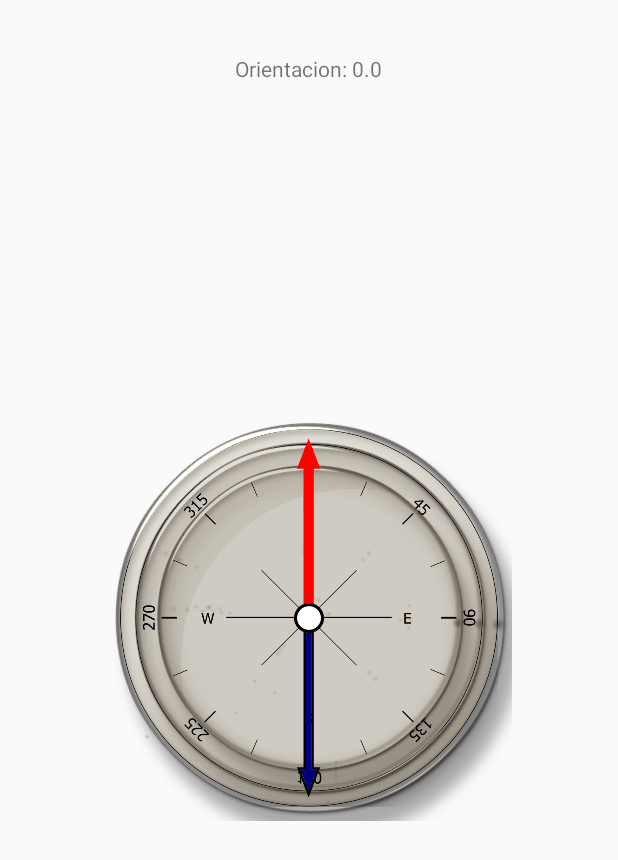
After one commit to SergioPadilla/NPI-Android, an Android app: the AppThree screen opened directly, with no data from a screen before it, on a phone screen of 412 x 824 dp. The commit adds this screen. Shown: the top 860 px of the screen. Run offline under Robolectric (Android 15) with nearby library versions, the phone set to English and light mode, and no system bars.

Commit message:
add compass app

```diff
--- a/apps/app/src/main/AndroidManifest.xml
+++ b/apps/app/src/main/AndroidManifest.xml
@@ -5,6 +5,7 @@
 
     <uses-permission android:name="android.permission.ACCESS_FINE_LOCATION" />
     <uses-permission android:name="android.permission.ACCESS_COARSE_LOCATION" />
+
     <uses-permission android:name="android.permission.INTERNET" />
 
     <application
@@ -38,6 +39,10 @@
         <activity
             android:name=".AppTwo.AppTwo"
             android:label="@string/title_activity_app_two"></activity>
+
+        <activity
+            android:name=".AppThree.AppThree"
+            android:label="Brujula"></activity>
     </application>
 
 </manifest>
--- a/apps/app/src/main/java/com/piser/apps/ActivitySelector.java
+++ b/apps/app/src/main/java/com/piser/apps/ActivitySelector.java
@@ -8,10 +8,11 @@ import android.widget.FrameLayout;
 
 import com.piser.apps.AppOne.AppOne;
 import com.piser.apps.AppTwo.AppTwo;
+import com.piser.apps.AppThree.AppThree;
 
 public class ActivitySelector extends AppCompatActivity {
 
-    private FrameLayout app_one, app_two;
+    private FrameLayout app_one, app_two, app_three;
 
     @Override
     protected void onCreate(Bundle savedInstanceState) {
@@ -20,9 +21,12 @@ public class ActivitySelector extends AppCompatActivity {
 
         app_one = (FrameLayout) findViewById(R.id.app_one);
         app_two = (FrameLayout) findViewById(R.id.app_two);
+        app_three = (FrameLayout) findViewById(R.id.app_three);
 
         app_one.setOnClickListener(appOneListener(AppOne.class));
         app_two.setOnClickListener(appOneListener(AppTwo.class));
+        app_three.setOnClickListener(appOneListener(AppThree.class));
+
     }
 
     private void initActivity(Class activity) {
--- /dev/null
+++ b/apps/app/src/main/java/com/piser/apps/AppThree/AppThree.java
@@ -0,0 +1,54 @@
+package com.piser.apps.AppThree;
+import android.support.v7.app.ActionBarActivity;
+import android.os.Bundle;
+import android.widget.ImageView;
+import android.util.Log;
+import android.widget.TextView;
+
+import com.piser.apps.R;
+
+
+public class AppThree extends ActionBarActivity {
+
+    private static final String TAG = "CompassActivity";
+
+    private Compass compass;
+
+    @Override
+    protected void onCreate(Bundle savedInstanceState) {
+        super.onCreate(savedInstanceState);
+        setContentView(R.layout.activity_app_three);
+
+        compass = new Compass(this);
+        compass.arrowView = (ImageView) findViewById(R.id.main_image_hands);
+        compass.tOrientacion = (TextView) findViewById(R.id.tOrientacion);
+    }
+
+    @Override
+    protected void onStart() {
+        super.onStart();
+        Log.d(TAG, "start compass");
+        compass.start();
+    }
+
+    @Override
+    protected void onStop() {
+        super.onStop();
+        Log.d(TAG, "stop compass");
+        compass.stop();
+    }
+    @Override
+    protected void onPause() {
+        super.onPause();
+        compass.stop();
+    }
+
+    @Override
+    protected void onResume() {
+        super.onResume();
+        compass.start();
+    }
+
+
+
+}
--- /dev/null
+++ b/apps/app/src/main/java/com/piser/apps/AppThree/Compass.java
@@ -0,0 +1,113 @@
+package com.piser.apps.AppThree;
+
+import android.content.Context;
+import android.hardware.Sensor;
+import android.hardware.SensorEvent;
+import android.hardware.SensorEventListener;
+import android.hardware.SensorManager;
+import android.util.Log;
+import android.view.animation.Animation;
+import android.view.animation.RotateAnimation;
+import android.widget.ImageView;
+import android.widget.TextView;
+
+public class Compass implements SensorEventListener {
+    private static final String TAG = "Compass";
+
+    private SensorManager sensorManager;
+    private Sensor gsensor;
+    private Sensor msensor;
+    private float[] mGravity = new float[3];
+    private float[] mGeomagnetic = new float[3];
+    private float azimuth = 0f;
+    private float currectAzimuth = 0;
+
+    // aguja de la brujula que rota
+    public ImageView arrowView = null;
+    public TextView tOrientacion;
+    public Compass(Context context) {
+        sensorManager = (SensorManager) context
+                .getSystemService(Context.SENSOR_SERVICE);
+        gsensor = sensorManager.getDefaultSensor(Sensor.TYPE_ACCELEROMETER);
+        msensor = sensorManager.getDefaultSensor(Sensor.TYPE_MAGNETIC_FIELD);
+    }
+
+    public void start() {
+        sensorManager.registerListener(this, gsensor,
+                SensorManager.SENSOR_DELAY_GAME);
+        sensorManager.registerListener(this, msensor,
+                SensorManager.SENSOR_DELAY_GAME);
+    }
+
+    public void stop() {
+        sensorManager.unregisterListener(this);
+    }
+
+    private void adjustArrow() {
+        if (arrowView == null) {
+            Log.i(TAG, "arrow view is not set");
+            return;
+        }
+
+        Log.i(TAG, "will set rotation from " + currectAzimuth + " to "
+                + azimuth);
+
+        Animation an = new RotateAnimation(-currectAzimuth, -azimuth,
+                Animation.RELATIVE_TO_SELF, 0.5f, Animation.RELATIVE_TO_SELF,
+                0.5f);
+        currectAzimuth = azimuth;
+
+        an.setDuration(500);
+        an.setRepeatCount(0);
+        an.setFillAfter(true);
+
+        arrowView.startAnimation(an);
+    }
+
+    @Override
+    public void onSensorChanged(SensorEvent event) {
+        final float alpha = 0.97f;
+
+        synchronized (this) {
+            if (event.sensor.getType() == Sensor.TYPE_ACCELEROMETER) {
+
+                mGravity[0] = alpha * mGravity[0] + (1 - alpha)
+                        * event.values[0];
+                mGravity[1] = alpha * mGravity[1] + (1 - alpha)
+                        * event.values[1];
+                mGravity[2] = alpha * mGravity[2] + (1 - alpha)
+                        * event.values[2];
+
+
+            }
+
+            if (event.sensor.getType() == Sensor.TYPE_MAGNETIC_FIELD) {
+
+                mGeomagnetic[0] = alpha * mGeomagnetic[0] + (1 - alpha)
+                        * event.values[0];
+                mGeomagnetic[1] = alpha * mGeomagnetic[1] + (1 - alpha)
+                        * event.values[1];
+                mGeomagnetic[2] = alpha * mGeomagnetic[2] + (1 - alpha)
+                        * event.values[2];
+
+            }
+
+            float R[] = new float[9];
+            float I[] = new float[9];
+            boolean success = SensorManager.getRotationMatrix(R, I, mGravity,
+                    mGeomagnetic);
+            if (success) {
+                float orientation[] = new float[3];
+                SensorManager.getOrientation(R, orientation);
+                azimuth = (float) Math.toDegrees(orientation[0]); // orientacion
+                azimuth = (azimuth + 360) % 360;
+                tOrientacion.setText("Orientacion: " + Float.toString(Math.round(360-azimuth)) + " grados");
+                adjustArrow();
+            }
+        }
+    }
+
+    @Override
+    public void onAccuracyChanged(Sensor sensor, int accuracy) {
+    }
+}
--- /dev/null
+++ b/apps/app/src/main/res/layout/activity_app_three.xml
@@ -0,0 +1,35 @@
+<RelativeLayout xmlns:android="http://schemas.android.com/apk/res/android"
+    xmlns:tools="http://schemas.android.com/tools" android:layout_width="match_parent"
+    android:layout_height="match_parent" android:paddingLeft="@dimen/activity_horizontal_margin"
+    android:paddingRight="@dimen/activity_horizontal_margin"
+    android:paddingTop="@dimen/activity_vertical_margin"
+    android:paddingBottom="@dimen/activity_vertical_margin" tools:context=".AppThree.AppThree">
+    <TextView
+        android:id="@+id/tOrientacion"
+        android:layout_width="wrap_content"
+        android:layout_height="wrap_content"
+        android:layout_centerHorizontal="true"
+        android:layout_marginBottom="40dp"
+        android:layout_marginTop="20dp"
+
+        android:text="Orientacion: 0.0" />
+
+
+    <ImageView
+        android:id="@+id/main_image_dial"
+        android:layout_width="320dp"
+        android:layout_height="320dp"
+        android:layout_centerInParent="true"
+        android:contentDescription="@string/compass_dial"
+        android:src="@drawable/dial" />
+
+    <ImageView
+        android:id="@+id/main_image_hands"
+        android:layout_width="20dp"
+        android:layout_height="240dp"
+        android:layout_centerInParent="true"
+        android:contentDescription="@string/compass_hands"
+        android:scaleType="fitXY"
+        android:src="@drawable/hands" />
+
+</RelativeLayout>
--- a/apps/app/src/main/res/values/strings.xml
+++ b/apps/app/src/main/res/values/strings.xml
@@ -2,5 +2,9 @@
     <string name="app_name">apps</string>
     <string name="app_one">GPS</string>
     <string name="app_two">GPS MAPS</string>
+    <string name="app_three">Brujula</string>
+    <string name="action_settings">Settings</string>
+    <string name="compass_dial">Compass Dial</string>
+    <string name="compass_hands">Compass Hands</string>
     <string name="title_activity_app_two">Map</string>
 </resources>
```
Also changed, not shown: apps/app/src/main/res/layout/activity_selector.xml (+19 -0 lines), apps/app/src/main/res/drawable/compass.png (added), apps/app/src/main/res/drawable/dial.png (added), apps/app/src/main/res/drawable/dialcristal.png (added), apps/app/src/main/res/drawable/hands.png (added).
